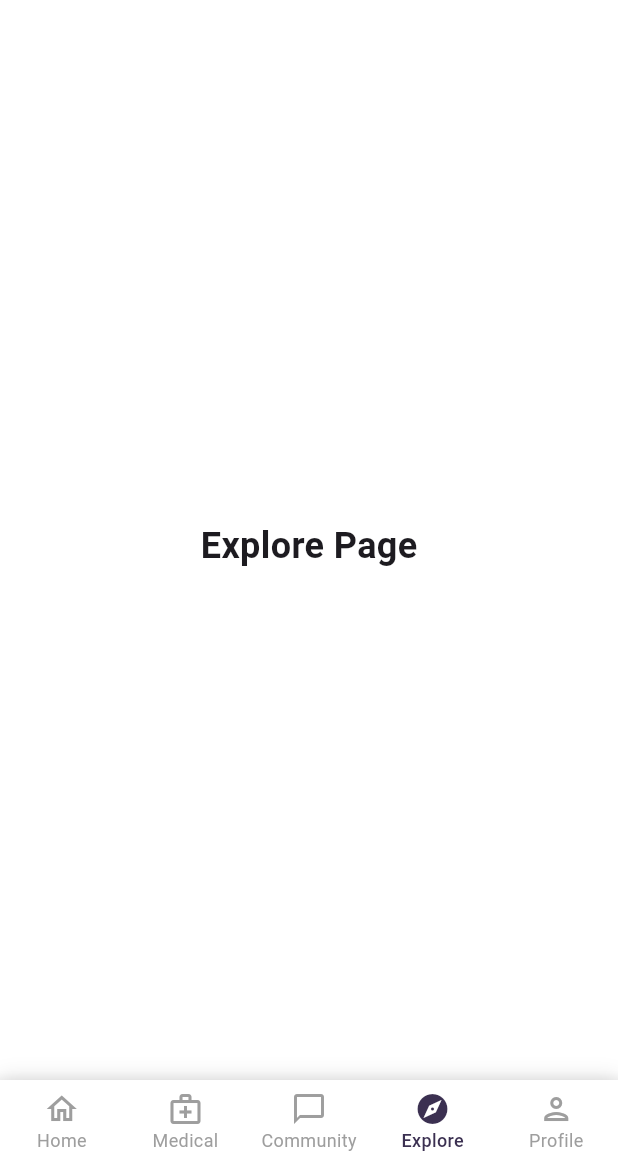
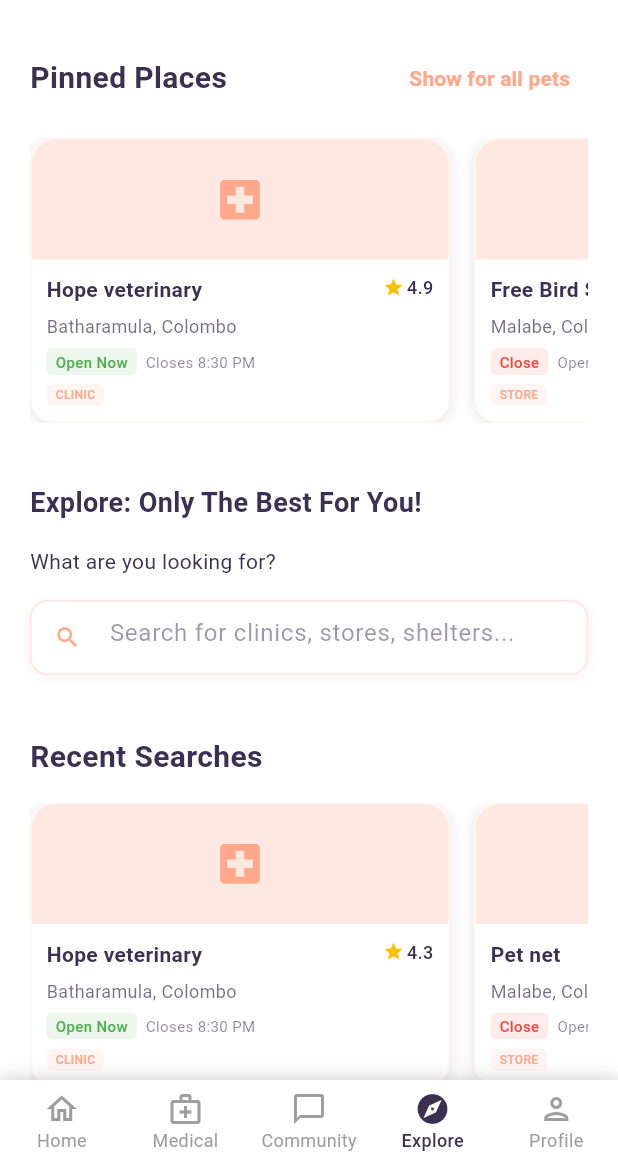
Before and after one commit to lochhapu/petpal-mobile-frontend, a Flutter app: the screen it shows after launch, item 4 of the bottom bar chosen, on a phone screen of 412 x 824 dp, the part 72-1236 px from its top. Run offline on Flutter 3.47's test engine with Material 3 defaults, Android fonts, the phone set to English and light mode, and no system bars.

Commit message:
added explore page content

```diff
--- a/lib/features/explore/pages/explore_page.dart
+++ b/lib/features/explore/pages/explore_page.dart
@@ -1,17 +1,36 @@
 import 'package:flutter/material.dart';
-import '../../../../widgets/custom_app_bar.dart';
+import '../../../widgets/custom_app_bar.dart';
+import '../widgets/pinned_places_section.dart';
+import '../widgets/search_section.dart';
+import '../widgets/recent_searches_section.dart';
+import '../widgets/top_picks_section.dart';
 
 class ExplorePage extends StatelessWidget {
   const ExplorePage({super.key});
 
   @override
   Widget build(BuildContext context) {
-    return const Scaffold(
-      appBar: CustomAppBar(), // No context needed now
-      body: Center(
-        child: Text(
-          'Explore Page',
-          style: TextStyle(fontSize: 24, fontWeight: FontWeight.bold),
+    return Scaffold(
+      appBar: const CustomAppBar(),
+      backgroundColor: Colors.white,
+      body: SingleChildScrollView(
+        child: Column(
+          crossAxisAlignment: CrossAxisAlignment.start,
+          children: [
+            // Pinned Places Section
+            const PinnedPlacesSection(),
+
+            // Search Section
+            const SearchSection(),
+
+            // Recent Searches Section
+            const RecentSearchesSection(),
+
+            // Top Picks Section
+            const TopPicksSection(),
+
+            const SizedBox(height: 20),
+          ],
         ),
       ),
     );
--- /dev/null
+++ b/lib/features/explore/widgets/pinned_places_section.dart
@@ -0,0 +1,97 @@
+import 'package:flutter/material.dart';
+import '../../../core/constants/app_colors.dart';
+import 'place_card.dart';
+
+class PinnedPlacesSection extends StatelessWidget {
+  const PinnedPlacesSection({super.key});
+
+  // Mock data - backend will replace this
+  final List<Map<String, dynamic>> pinnedPlaces = const [
+    {
+      'id': '1',
+      'title': 'Hope veterinary',
+      'address': 'Batharamula, Colombo',
+      'status': 'Open Now',
+      'hours': 'Closes 8:30 PM',
+      'rating': 4.9,
+      'type': 'Clinic',
+      'icon': 'clinic',
+    },
+    {
+      'id': '2',
+      'title': 'Free Bird Stores',
+      'address': 'Malabe, Colombo',
+      'status': 'Close',
+      'hours': 'Opens 7:30 AM',
+      'rating': 4.3,
+      'type': 'Store',
+      'icon': 'store',
+    },
+  ];
+
+  @override
+  Widget build(BuildContext context) {
+    return Padding(
+      padding: const EdgeInsets.all(20),
+      child: Column(
+        crossAxisAlignment: CrossAxisAlignment.start,
+        children: [
+          // Section header with "Show for all pets" button
+          Row(
+            mainAxisAlignment: MainAxisAlignment.spaceBetween,
+            children: [
+              const Text(
+                'Pinned Places',
+                style: TextStyle(
+                  fontSize: 20,
+                  fontWeight: FontWeight.bold,
+                  color: AppColors.primaryColor,
+                ),
+              ),
+              TextButton(
+                onPressed: () {
+                  // Backend will implement this
+                },
+                style: TextButton.styleFrom(
+                  foregroundColor: AppColors.secondaryColor,
+                ),
+                child: const Text(
+                  'Show for all pets',
+                  style: TextStyle(fontSize: 14, fontWeight: FontWeight.w600),
+                ),
+              ),
+            ],
+          ),
+
+          const SizedBox(height: 16),
+
+          // Horizontal scrollable cards
+          SizedBox(
+            height: 190,
+            child: ListView.builder(
+              scrollDirection: Axis.horizontal,
+              itemCount: pinnedPlaces.length,
+              itemBuilder: (context, index) {
+                final place = pinnedPlaces[index];
+                return PlaceCard(
+                  title: place['title'],
+                  address: place['address'],
+                  status: place['status'],
+                  hours: place['hours'],
+                  rating: place['rating'],
+                  type: place['type'],
+                  icon: place['icon'],
+                  onTap: () {
+                    // Backend will implement navigation
+                    print('Navigate to ${place['title']}');
+                  },
+                  showType: true,
+                );
+              },
+            ),
+          ),
+        ],
+      ),
+    );
+  }
+}
--- /dev/null
+++ b/lib/features/explore/widgets/place_card.dart
@@ -0,0 +1,222 @@
+import 'package:flutter/material.dart';
+import '../../../core/constants/app_colors.dart';
+
+class PlaceCard extends StatelessWidget {
+  final String title;
+  final String address;
+  final String status;
+  final String hours;
+  final double rating;
+  final String type;
+  final String icon;
+  final VoidCallback onTap;
+  final bool showType;
+
+  const PlaceCard({
+    super.key,
+    required this.title,
+    required this.address,
+    required this.status,
+    required this.hours,
+    required this.rating,
+    required this.type,
+    required this.icon,
+    required this.onTap,
+    this.showType = true,
+  });
+
+  Color _getStatusColor(String status) {
+    if (status.toLowerCase().contains('open')) {
+      return Colors.green;
+    } else if (status.toLowerCase().contains('close')) {
+      return Colors.red;
+    }
+    return Colors.orange;
+  }
+
+  IconData _getIconForType(String type) {
+    switch (type.toLowerCase()) {
+      case 'clinic':
+        return Icons.local_hospital;
+      case 'store':
+        return Icons.store;
+      case 'shelter':
+        return Icons.pets;
+      case 'book':
+        return Icons.menu_book;
+      case 'view':
+        return Icons.remove_red_eye;
+      case 'wipe':
+        return Icons.clean_hands;
+      default:
+        return Icons.place;
+    }
+  }
+
+  @override
+  Widget build(BuildContext context) {
+    final statusColor = _getStatusColor(status);
+
+    return GestureDetector(
+      onTap: onTap,
+      child: Container(
+        width: 280,
+        height: 180, // Fixed height to prevent overflow
+        margin: const EdgeInsets.only(right: 16),
+        decoration: BoxDecoration(
+          color: Colors.white,
+          borderRadius: BorderRadius.circular(16),
+          boxShadow: [
+            BoxShadow(
+              color: Colors.black.withOpacity(0.1),
+              blurRadius: 8,
+              offset: const Offset(0, 2),
+            ),
+          ],
+          border: Border.all(color: AppColors.secondaryColor.withOpacity(0.1)),
+        ),
+        child: Column(
+          crossAxisAlignment: CrossAxisAlignment.start,
+          children: [
+            // Image/Icon section - fixed height
+            Container(
+              height: 80, // Further reduced
+              width: double.infinity,
+              decoration: BoxDecoration(
+                color: AppColors.lightPink,
+                borderRadius: const BorderRadius.only(
+                  topLeft: Radius.circular(16),
+                  topRight: Radius.circular(16),
+                ),
+              ),
+              child: Icon(
+                _getIconForType(icon),
+                color: AppColors.secondaryColor,
+                size: 35, // Further reduced
+              ),
+            ),
+
+            // Content - fixed height container
+            Expanded(
+              child: Padding(
+                padding: const EdgeInsets.all(10), // Even smaller padding
+                child: Column(
+                  crossAxisAlignment: CrossAxisAlignment.start,
+                  mainAxisAlignment:
+                      MainAxisAlignment.spaceBetween, // Better spacing
+                  children: [
+                    // Title and Rating - top row
+                    Row(
+                      crossAxisAlignment: CrossAxisAlignment.start,
+                      children: [
+                        Expanded(
+                          child: Text(
+                            title,
+                            style: const TextStyle(
+                              fontSize: 14, // Smaller
+                              fontWeight: FontWeight.w600,
+                              color: AppColors.primaryColor,
+                            ),
+                            maxLines: 1,
+                            overflow: TextOverflow.ellipsis,
+                          ),
+                        ),
+                        const SizedBox(width: 6),
+                        Row(
+                          children: [
+                            Icon(
+                              Icons.star,
+                              color: Colors.amber,
+                              size: 14, // Smaller
+                            ),
+                            const SizedBox(width: 2),
+                            Text(
+                              rating.toString(),
+                              style: const TextStyle(
+                                fontSize: 12, // Smaller
+                                fontWeight: FontWeight.w500,
+                                color: AppColors.primaryColor,
+                              ),
+                            ),
+                          ],
+                        ),
+                      ],
+                    ),
+
+                    // Address
+                    Text(
+                      address,
+                      style: TextStyle(
+                        fontSize: 12, // Smaller
+                        color: AppColors.primaryColor.withOpacity(0.7),
+                      ),
+                      maxLines: 1,
+                      overflow: TextOverflow.ellipsis,
+                    ),
+
+                    // Status and Hours
+                    Row(
+                      children: [
+                        Container(
+                          padding: const EdgeInsets.symmetric(
+                            horizontal: 6,
+                            vertical: 2, // Even smaller
+                          ),
+                          decoration: BoxDecoration(
+                            color: statusColor.withOpacity(0.1),
+                            borderRadius: BorderRadius.circular(4),
+                          ),
+                          child: Text(
+                            status,
+                            style: TextStyle(
+                              fontSize: 10, // Smaller
+                              color: statusColor,
+                              fontWeight: FontWeight.w500,
+                            ),
+                          ),
+                        ),
+                        const SizedBox(width: 6),
+                        Expanded(
+                          child: Text(
+                            hours,
+                            style: TextStyle(
+                              fontSize: 10, // Smaller
+                              color: AppColors.primaryColor.withOpacity(0.6),
+                            ),
+                            maxLines: 1,
+                            overflow: TextOverflow.ellipsis,
+                          ),
+                        ),
+                      ],
+                    ),
+
+                    // Type badge
+                    if (showType)
+                      Container(
+                        padding: const EdgeInsets.symmetric(
+                          horizontal: 6,
+                          vertical: 2,
+                        ),
+                        decoration: BoxDecoration(
+                          color: AppColors.secondaryColor.withOpacity(0.1),
+                          borderRadius: BorderRadius.circular(4),
+                        ),
+                        child: Text(
+                          type.toUpperCase(),
+                          style: TextStyle(
+                            fontSize: 8, // Smaller
+                            color: AppColors.secondaryColor,
+                            fontWeight: FontWeight.w500,
+                          ),
+                        ),
+                      ),
+                  ],
+                ),
+              ),
+            ),
+          ],
+        ),
+      ),
+    );
+  }
+}
--- /dev/null
+++ b/lib/features/explore/widgets/recent_searches_section.dart
@@ -0,0 +1,89 @@
+import 'package:flutter/material.dart';
+import '../../../core/constants/app_colors.dart';
+import 'place_card.dart';
+
+class RecentSearchesSection extends StatelessWidget {
+  const RecentSearchesSection({super.key});
+
+  // Mock data - backend will replace this
+  final List<Map<String, dynamic>> recentSearches = const [
+    {
+      'id': '1',
+      'title': 'Hope veterinary',
+      'address': 'Batharamula, Colombo',
+      'status': 'Open Now',
+      'hours': 'Closes 8:30 PM',
+      'rating': 4.3,
+      'type': 'Clinic',
+      'icon': 'clinic',
+    },
+    {
+      'id': '2',
+      'title': 'Pet net',
+      'address': 'Malabe, Colombo',
+      'status': 'Close',
+      'hours': 'Opens 7:30 AM',
+      'rating': 4.3,
+      'type': 'Store',
+      'icon': 'store',
+    },
+    {
+      'id': '3',
+      'title': 'Vie\'s Buddies',
+      'address': 'Colombo',
+      'status': 'Open Now',
+      'hours': 'Closes 9:00 PM',
+      'rating': 4.3,
+      'type': 'Shelter',
+      'icon': 'view',
+    },
+  ];
+
+  @override
+  Widget build(BuildContext context) {
+    return Padding(
+      padding: const EdgeInsets.all(20),
+      child: Column(
+        crossAxisAlignment: CrossAxisAlignment.start,
+        children: [
+          const Text(
+            'Recent Searches',
+            style: TextStyle(
+              fontSize: 20,
+              fontWeight: FontWeight.bold,
+              color: AppColors.primaryColor,
+            ),
+          ),
+
+          const SizedBox(height: 16),
+
+          // Horizontal scrollable cards
+          SizedBox(
+            height: 190,
+            child: ListView.builder(
+              scrollDirection: Axis.horizontal,
+              itemCount: recentSearches.length,
+              itemBuilder: (context, index) {
+                final place = recentSearches[index];
+                return PlaceCard(
+                  title: place['title'],
+                  address: place['address'],
+                  status: place['status'],
+                  hours: place['hours'],
+                  rating: place['rating'],
+                  type: place['type'],
+                  icon: place['icon'],
+                  onTap: () {
+                    // Backend will implement navigation
+                    print('Navigate to ${place['title']}');
+                  },
+                  showType: true,
+                );
+              },
+            ),
+          ),
+        ],
+      ),
+    );
+  }
+}
--- /dev/null
+++ b/lib/features/explore/widgets/search_section.dart
@@ -0,0 +1,85 @@
+import 'package:flutter/material.dart';
+import '../../../core/constants/app_colors.dart';
+
+class SearchSection extends StatelessWidget {
+  const SearchSection({super.key});
+
+  @override
+  Widget build(BuildContext context) {
+    return Padding(
+      padding: const EdgeInsets.all(20),
+      child: Column(
+        crossAxisAlignment: CrossAxisAlignment.start,
+        children: [
+          const Text(
+            'Explore: Only The Best For You!',
+            style: TextStyle(
+              fontSize: 18,
+              fontWeight: FontWeight.bold,
+              color: AppColors.primaryColor,
+            ),
+          ),
+
+          const SizedBox(height: 16),
+
+          const Text(
+            'What are you looking for?',
+            style: TextStyle(fontSize: 14, color: AppColors.primaryColor),
+          ),
+
+          const SizedBox(height: 16),
+
+          // Search Bar - Fixed text alignment
+          Container(
+            height: 50,
+            decoration: BoxDecoration(
+              color: Colors.white,
+              borderRadius: BorderRadius.circular(12),
+              border: Border.all(
+                color: AppColors.secondaryColor.withOpacity(0.3),
+              ),
+              boxShadow: [
+                BoxShadow(
+                  color: Colors.black.withOpacity(0.05),
+                  blurRadius: 8,
+                  offset: const Offset(0, 2),
+                ),
+              ],
+            ),
+            child: Center(
+              // Wrap with Center to ensure vertical alignment
+              child: TextField(
+                decoration: InputDecoration(
+                  hintText: 'Search for clinics, stores, shelters...',
+                  hintStyle: TextStyle(
+                    color: AppColors.primaryColor.withOpacity(0.5),
+                  ),
+                  prefixIcon: Icon(
+                    Icons.search,
+                    color: AppColors.secondaryColor,
+                  ),
+                  border: InputBorder.none,
+                  contentPadding: const EdgeInsets.symmetric(
+                    vertical: 15,
+                  ), // Center the text vertically
+                  isDense: true, // Reduces the height of the input
+                ),
+                style: const TextStyle(
+                  fontSize: 16, // Ensure consistent text size
+                ),
+                textAlignVertical: TextAlignVertical
+                    .center, // Explicitly center text vertically
+                onChanged: (value) {
+                  // Backend will implement search
+                },
+                onSubmitted: (value) {
+                  // Backend will implement search submission
+                },
+              ),
+            ),
+          ),
+        ],
+      ),
+    );
+  }
+}
--- /dev/null
+++ b/lib/features/explore/widgets/top_picks_section.dart
@@ -0,0 +1,89 @@
+import 'package:flutter/material.dart';
+import '../../../core/constants/app_colors.dart';
+import 'place_card.dart';
+
+class TopPicksSection extends StatelessWidget {
+  const TopPicksSection({super.key});
+
+  // Mock data - backend will replace this
+  final List<Map<String, dynamic>> topPicks = const [
+    {
+      'id': '1',
+      'title': 'Forever',
+      'address': 'Batharamula, Colombo',
+      'status': 'Open Now',
+      'hours': 'Closes 8:30 PM',
+      'rating': 4.3,
+      'type': 'Clinic',
+      'icon': 'clinic',
+    },
+    {
+      'id': '2',
+      'title': 'Free Bird Stores',
+      'address': 'Malabe, Colombo',
+      'status': 'Close',
+      'hours': 'Opens 7:30 AM',
+      'rating': 4.3,
+      'type': 'Store',
+      'icon': 'store',
+    },
+    {
+      'id': '3',
+      'title': 'Wipey',
+      'address': 'Colombo',
+      'status': 'Open Now',
+      'hours': 'Closes 9:00 PM',
+      'rating': 4.3,
+      'type': 'Store',
+      'icon': 'dog',
+    },
+  ];
+
+  @override
+  Widget build(BuildContext context) {
+    return Padding(
+      padding: const EdgeInsets.all(20),
+      child: Column(
+        crossAxisAlignment: CrossAxisAlignment.start,
+        children: [
+          const Text(
+            'Top Picks Near You',
+            style: TextStyle(
+              fontSize: 20,
+              fontWeight: FontWeight.bold,
+              color: AppColors.primaryColor,
+            ),
+          ),
+
+          const SizedBox(height: 16),
+
+          // Horizontal scrollable cards
+          SizedBox(
+            height: 190,
+            child: ListView.builder(
+              scrollDirection: Axis.horizontal,
+              itemCount: topPicks.length,
+              itemBuilder: (context, index) {
+                final place = topPicks[index];
+                return PlaceCard(
+                  title: place['title'],
+                  address: place['address'],
+                  status: place['status'],
+                  hours: place['hours'],
+                  rating: place['rating'],
+                  type: place['type'],
+                  icon: place['icon'],
+                  onTap: () {
+                    // Backend will implement navigation
+                    print('Navigate to ${place['title']}');
+                  },
+                  showType: true,
+                );
+              },
+            ),
+          ),
+        ],
+      ),
+    );
+  }
+}
--- a/lib/features/home/widgets/upcoming_tabs.dart
+++ b/lib/features/home/widgets/upcoming_tabs.dart
@@ -59,6 +59,7 @@ class _UpcomingTabsState extends State<UpcomingTabs>
             ],
           ),
           child: TabBar(
+            dividerColor: Colors.transparent,
             controller: _tabController,
             indicator: BoxDecoration(
               color: AppColors.secondaryColor,
```
